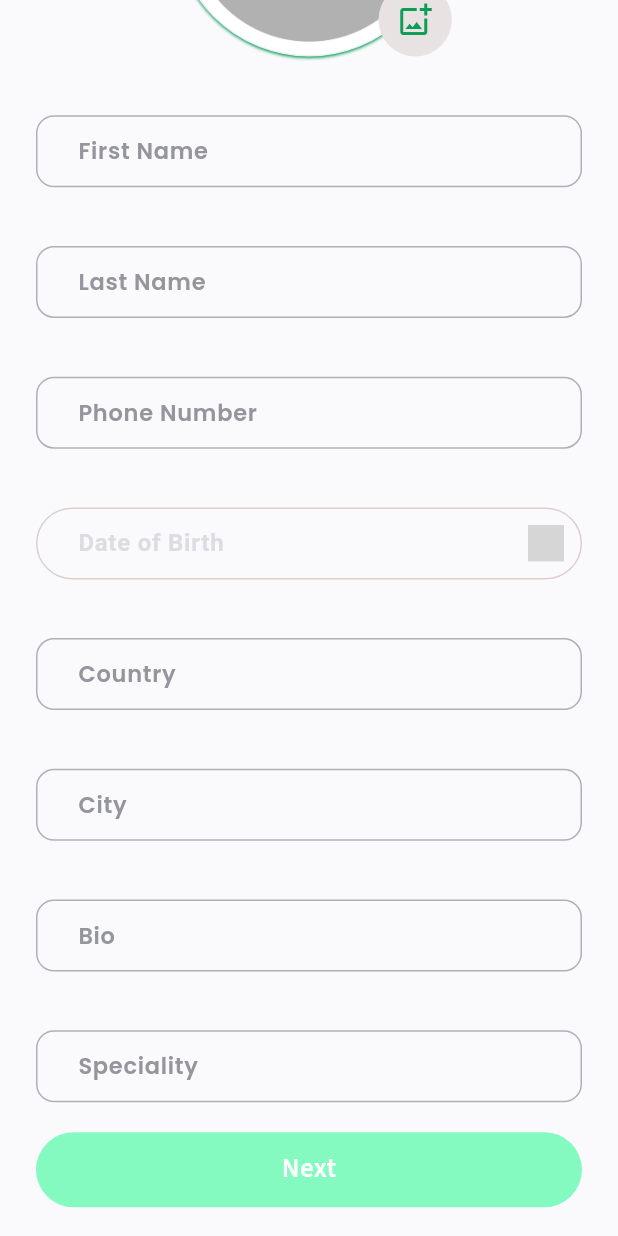
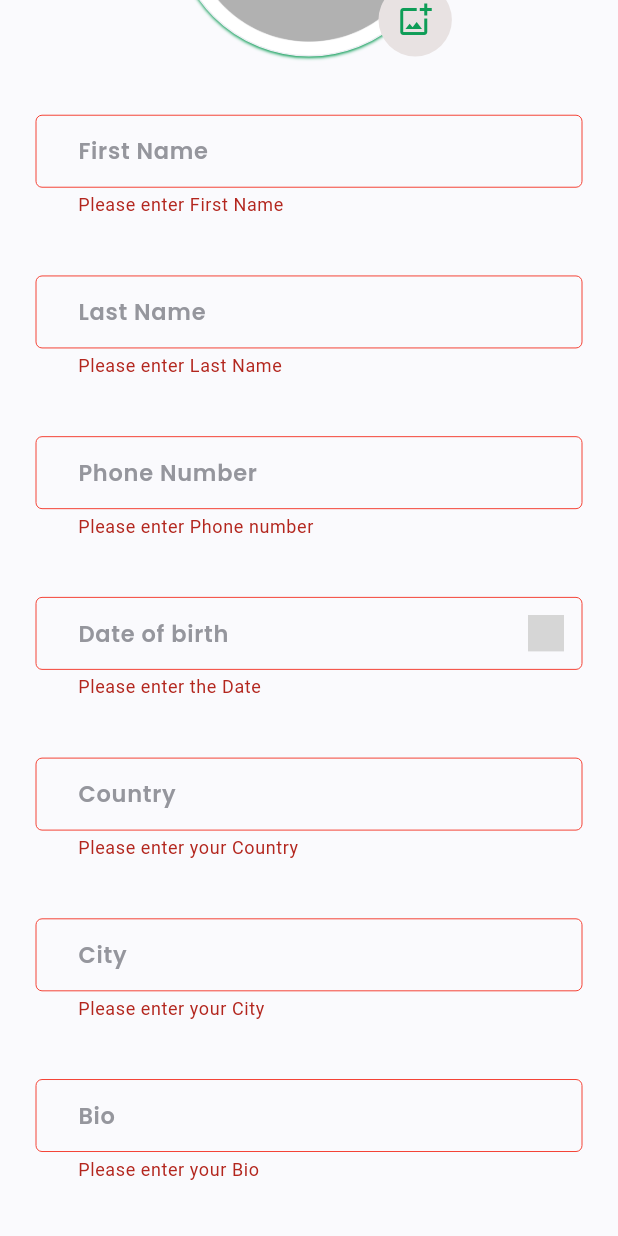
Before and after one commit to bek-n/OneWork, a Flutter app: the screen it shows after launch, scrolled down 255 dp, after a tap on "Next", on a phone screen of 412 x 824 dp. Run offline on Flutter 3.47's test engine with Material 2 defaults, Android fonts, the phone set to English and light mode, and no system bars; our stand-ins replace cached_network_image, dio, firebase_core, firebase_messaging, flutter_screenutil, flutter_snake_navigationbar and 7 more; missing offline and left inert: day_night_switcher, flutter_overboard; accounts and stored records are empty; grey boxes are pictures that could not be loaded.

Commit message:
fill bio page modified

```diff
--- a/lib/view/components/photo_editing.dart
+++ b/lib/view/components/photo_editing.dart
@@ -16,7 +16,6 @@ class PhotoEditing extends StatefulWidget {
 class _PhotoEditingState extends State<PhotoEditing> {
   @override
   Widget build(BuildContext context) {
-    final state = context.watch<AuthController>();
     final event = context.watch<AuthController>();
     return Positioned(
         bottom: 0,
--- a/lib/view/pages/auth/fill_bio.dart
+++ b/lib/view/pages/auth/fill_bio.dart
@@ -171,6 +171,7 @@ class _FillBioPageState extends State<FillBioPage> {
                 Padding(
                   padding: const EdgeInsets.only(top: 8, left: 24, right: 24),
                   child: TextFormField(
+                    readOnly: true,
                     validator: (s) {
                       if (s?.isEmpty ?? true) {
                         return "Please enter the Date";
@@ -200,21 +201,36 @@ class _FillBioPageState extends State<FillBioPage> {
                           color: Colors.grey,
                         ),
                       ),
+                      hintText: 'Date of birth',
+                      hintStyle: Style.textStyleRegular2(
+                          textColor: Style.greyColor90, size: 15),
                       contentPadding: const EdgeInsets.only(
-                          left: 24, right: 24, top: 12, bottom: 12),
-                      hintText: 'Date of Birth',
-                      hintStyle: const TextStyle(
-                          fontSize: 16,
-                          fontWeight: FontWeight.w600,
-                          color: Color(0xffDADEE3)),
+                          left: 24, right: 80, top: 12, bottom: 12),
+                      errorBorder: const OutlineInputBorder(
+                        borderSide: BorderSide(color: Colors.red, width: 0.0),
+                      ),
+                      border: const OutlineInputBorder(
+                        borderSide: BorderSide(
+                          color: Color(0xffAFB0B6),
+                        ),
+                        borderRadius: BorderRadius.all(
+                          Radius.circular(12),
+                        ),
+                      ),
                       enabledBorder: const OutlineInputBorder(
-                          borderSide: BorderSide(
-                              color: Color.fromARGB(255, 221, 206, 206)),
-                          borderRadius: BorderRadius.all(Radius.circular(100))),
+                        borderSide: BorderSide(
+                          color: Color(0xffAFB0B6),
+                        ),
+                        borderRadius: BorderRadius.all(
+                          Radius.circular(12),
+                        ),
+                      ),
                       focusedBorder: const OutlineInputBorder(
-                          borderSide: BorderSide(
-                              color: Color.fromARGB(255, 221, 206, 206)),
-                          borderRadius: BorderRadius.all(Radius.circular(100))),
+                        borderSide: BorderSide(color: Style.primaryColor),
+                        borderRadius: BorderRadius.all(
+                          Radius.circular(12),
+                        ),
+                      ),
                     ),
                   ),
                 ),
@@ -247,7 +263,7 @@ class _FillBioPageState extends State<FillBioPage> {
                     },
                     label: 'City',
                     isObscure: false,
-                    controller: country,
+                    controller: city,
                     keyboardType: TextInputType.emailAddress,
                     hintext: '',
                   ),
@@ -264,7 +280,7 @@ class _FillBioPageState extends State<FillBioPage> {
                     },
                     label: 'Bio',
                     isObscure: false,
-                    controller: country,
+                    controller: bio,
                     keyboardType: TextInputType.emailAddress,
                     hintext: '',
                   ),
@@ -291,14 +307,7 @@ class _FillBioPageState extends State<FillBioPage> {
                       const EdgeInsets.symmetric(horizontal: 24, vertical: 20),
                   child: InkWell(
                     onTap: () async {
-                      if (firstName.text.isNotEmpty &&
-                          lastName.text.isNotEmpty &&
-                          phonenumber.text.isNotEmpty &&
-                          bio.text.isEmpty &&
-                          country.text.isNotEmpty &&
-                          city.text.isNotEmpty &&
-                          speciality.text.isNotEmpty &&
-                          dateOfBirth.text.isNotEmpty) {
+                      if (formKey.currentState?.validate() ?? false) {
                         state.getUploading(context, state.image?.path ?? '');
                         event.createUser(
                             context,
--- a/pubspec.yaml
+++ b/pubspec.yaml
@@ -88,6 +88,7 @@ flutter:
   # To add assets to your application, add an assets section, like this:
   assets:
     - assets/images/
+    - assets/svg/
 
   # An image asset can refer to one or more resolution-specific "variants", see
   # https://flutter.dev/assets-and-images/#resolution-aware
```
Also changed, not shown: lib/view/components/custom_textfromfiled.dart (+19 -6 lines), pubspec.lock.
